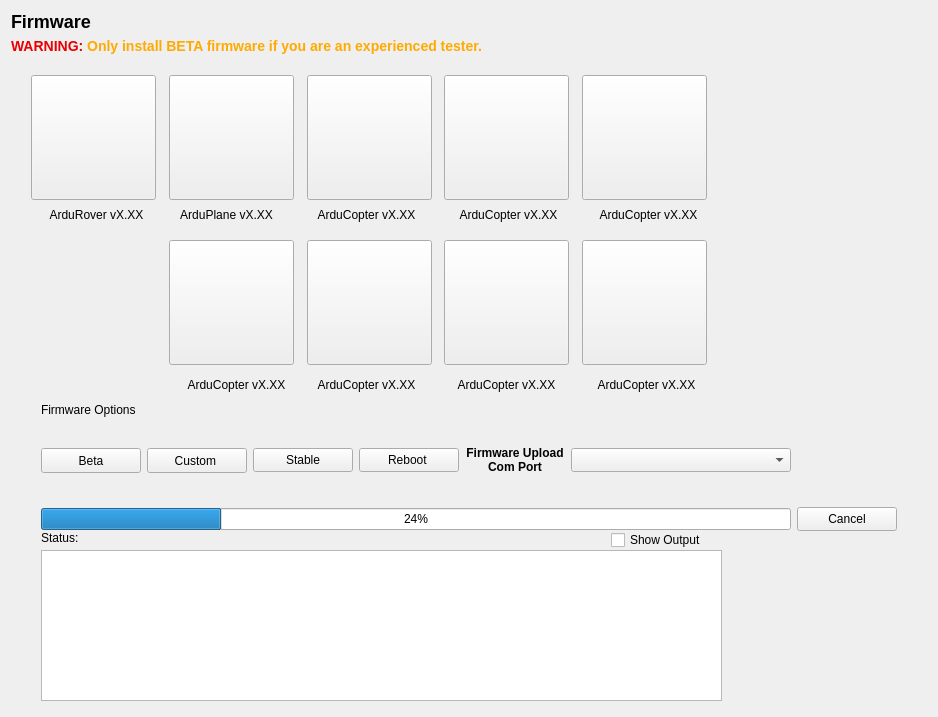
Before: the Qt Designer form src/ui/configuration/ApmFirmwareConfig.ui in ArduPilot/apm_planner, drawn with Qt 5.
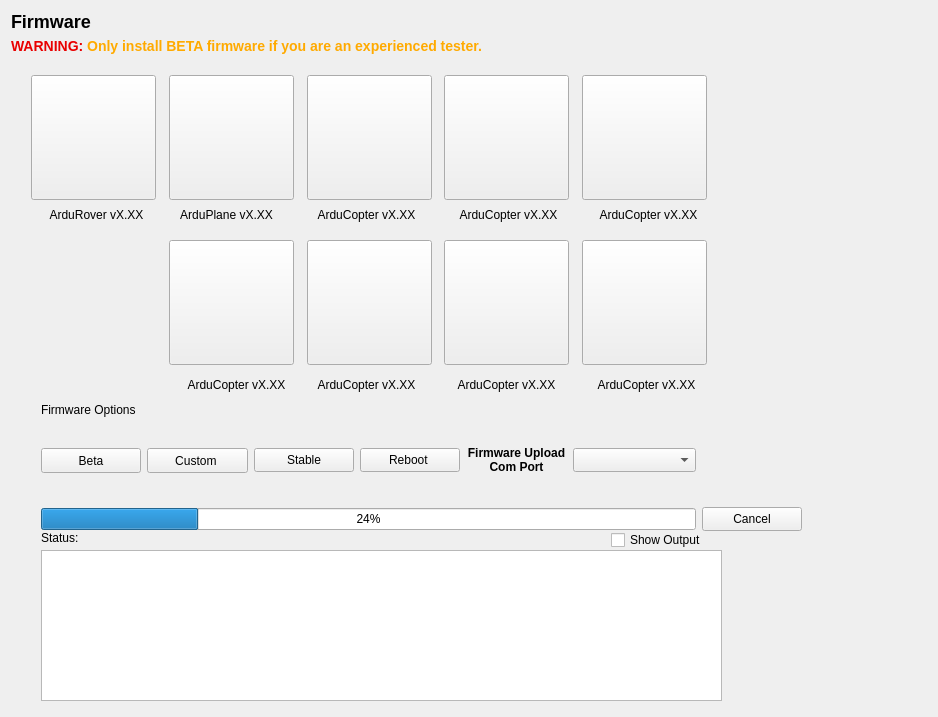
After: the same form once the commit is applied. Icons and pictures are not drawn.

```diff
--- a/src/ui/configuration/ApmFirmwareConfig.ui
+++ b/src/ui/configuration/ApmFirmwareConfig.ui
@@ -726,7 +726,7 @@
         <rect>
          <x>30</x>
          <y>360</y>
-         <width>856</width>
+         <width>761</width>
          <height>111</height>
         </rect>
        </property>
@@ -831,7 +831,7 @@
           <item>
            <widget class="QComboBox" name="linkComboBox">
             <property name="sizePolicy">
-             <sizepolicy hsizetype="Expanding" vsizetype="Fixed">
+             <sizepolicy hsizetype="Preferred" vsizetype="Fixed">
               <horstretch>0</horstretch>
               <verstretch>0</verstretch>
              </sizepolicy>
```
